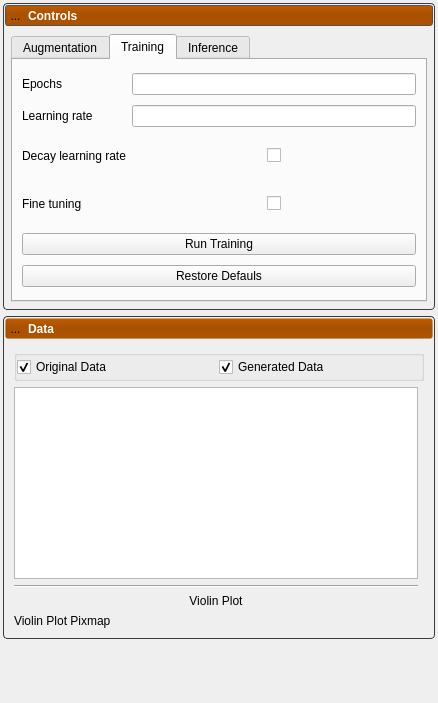
Above: Studio/src/DeepSSM/DeepSSMTool.ui from SCIInstitute/ShapeWorks before the change. Below: the same form after it.
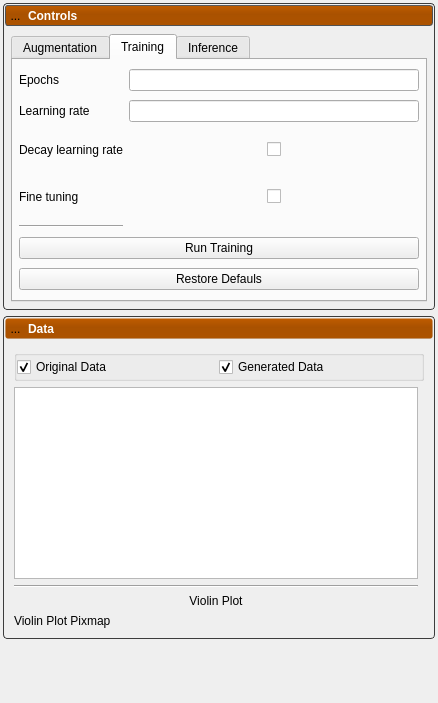
That is the form after the change. The open tabs and pages were chosen to show the change. Icons and pictures are not drawn.

Commit message: Added reformat data for pytorch as part of training.

Diff of the .ui file:
```diff
--- a/Studio/src/DeepSSM/DeepSSMTool.ui
+++ b/Studio/src/DeepSSM/DeepSSMTool.ui
@@ -635,10 +635,26 @@
                 <string>Training</string>
                </attribute>
                <layout class="QGridLayout" name="gridLayout_4">
+                <property name="leftMargin">
+                 <number>6</number>
+                </property>
+                <property name="topMargin">
+                 <number>6</number>
+                </property>
+                <property name="rightMargin">
+                 <number>6</number>
+                </property>
+                <property name="bottomMargin">
+                 <number>6</number>
+                </property>
                 <item row="0" column="1">
-                 <widget class="QLineEdit" name="training_epochs"/>
+                 <widget class="QLineEdit" name="training_epochs">
+                  <property name="alignment">
+                   <set>Qt::AlignCenter</set>
+                  </property>
+                 </widget>
                 </item>
-                <item row="4" column="0" colspan="2">
+                <item row="5" column="0" colspan="2">
                  <widget class="QPushButton" name="run_training_button">
                   <property name="text">
                    <string>Run Training</string>
@@ -692,11 +708,24 @@
                 </item>
                 <item row="2" column="0">
                  <widget class="QLabel" name="label_8">
+                  <property name="sizePolicy">
+                   <sizepolicy hsizetype="Preferred" vsizetype="Fixed">
+                    <horstretch>0</horstretch>
+                    <verstretch>0</verstretch>
+                   </sizepolicy>
+                  </property>
                   <property name="text">
                    <string>Decay learning rate</string>
                   </property>
                  </widget>
                 </item>
+                <item row="6" column="0" colspan="2">
+                 <widget class="QPushButton" name="restore_training_defaults">
+                  <property name="text">
+                   <string>Restore Defauls</string>
+                  </property>
+                 </widget>
+                </item>
                 <item row="0" column="0">
                  <widget class="QLabel" name="label_6">
                   <property name="text">
@@ -706,13 +735,23 @@
                 </item>
                 <item row="3" column="0">
                  <widget class="QLabel" name="label_9">
+                  <property name="sizePolicy">
+                   <sizepolicy hsizetype="Preferred" vsizetype="Fixed">
+                    <horstretch>0</horstretch>
+                    <verstretch>0</verstretch>
+                   </sizepolicy>
+                  </property>
                   <property name="text">
                    <string>Fine tuning</string>
                   </property>
                  </widget>
                 </item>
                 <item row="1" column="1">
-                 <widget class="QLineEdit" name="training_learning_rate"/>
+                 <widget class="QLineEdit" name="training_learning_rate">
+                  <property name="alignment">
+                   <set>Qt::AlignCenter</set>
+                  </property>
+                 </widget>
                 </item>
                 <item row="1" column="0">
                  <widget class="QLabel" name="label_7">
@@ -766,10 +805,10 @@
                   </layout>
                  </widget>
                 </item>
-                <item row="5" column="0" colspan="2">
-                 <widget class="QPushButton" name="restore_training_defaults">
-                  <property name="text">
-                   <string>Restore Defauls</string>
+                <item row="4" column="0">
+                 <widget class="Line" name="line_3">
+                  <property name="orientation">
+                   <enum>Qt::Horizontal</enum>
                   </property>
                  </widget>
                 </item>
```
Left out of the diff: 2 changed lines with no effect on the pictures. The commit also changes 6 other files.
